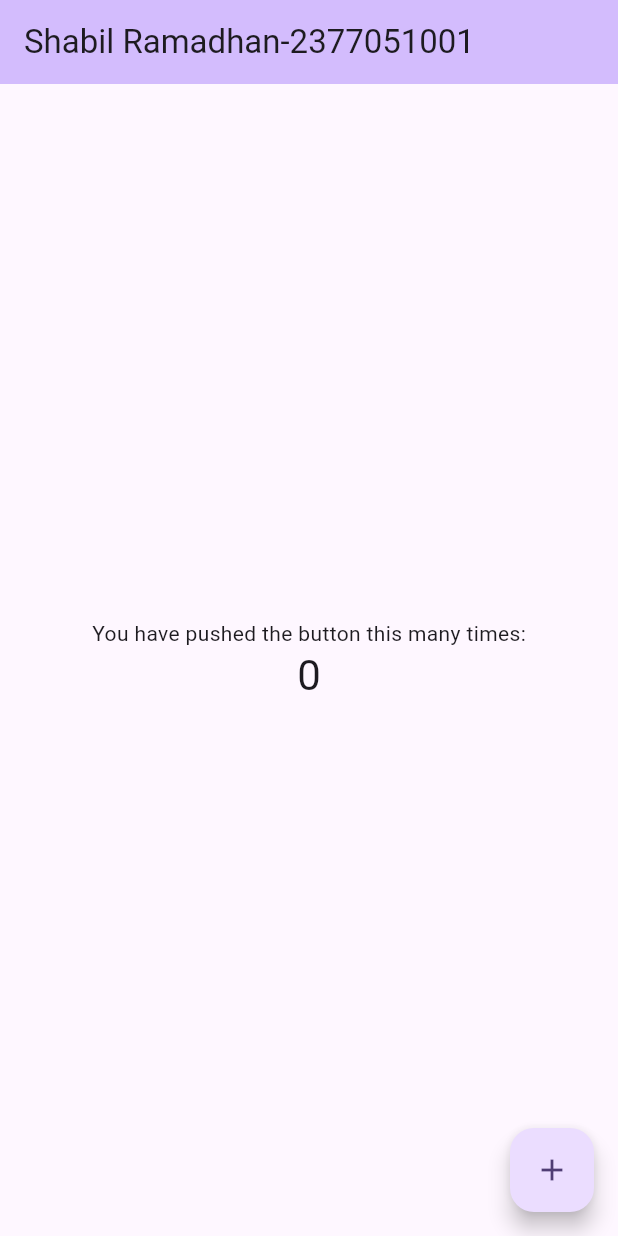
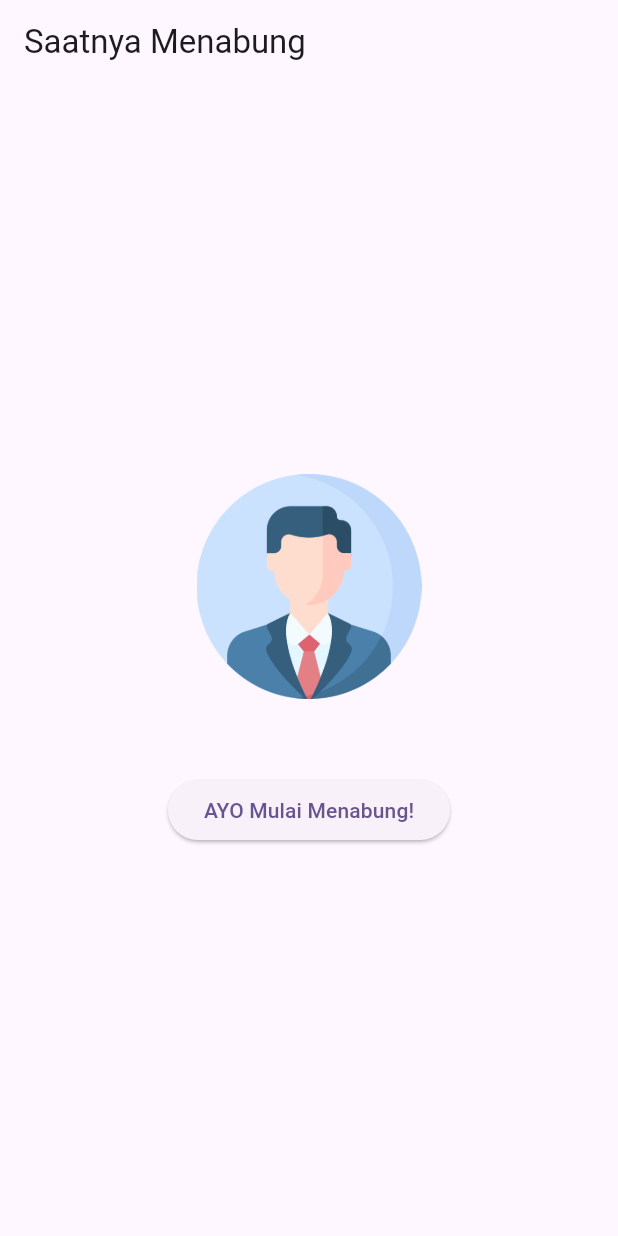
Before and after one commit to shabil24/mola-2377051001, a Flutter app: the screen it shows after launch, on a phone screen of 412 x 824 dp. Run offline on Flutter 3.47's test engine with Material 3 defaults, Android fonts, the phone set to English and light mode, and no system bars.

Commit message:
Pertemuan 3: Basic widget

```diff
--- /dev/null
+++ b/lib/basic_widget.dart
@@ -0,0 +1,31 @@
+import 'package:flutter/material.dart';
+
+class BasicWidget extends StatelessWidget {
+  const BasicWidget({super.key});
+
+  @override
+  Widget build(BuildContext context) {
+    return Scaffold(
+      appBar: AppBar(
+        title: const Text('Saatnya Menabung')
+        ), //AppBar
+      body: Center(
+        child: Column(
+          mainAxisAlignment: MainAxisAlignment.center,
+          children: [
+            Image.asset(
+              'assets/images/logo.png',
+              width: 150,
+              height: 150
+              ),
+            const SizedBox(height: 50),
+            ElevatedButton(
+              onPressed: () {},
+              child: const Text('AYO Mulai Menabung!'),
+            ),
+          ],
+        ),
+      ),
+    );
+  }
+}
--- a/lib/main.dart
+++ b/lib/main.dart
@@ -1,4 +1,7 @@
 import 'package:flutter/material.dart';
+//import 'package:myapp/column_widget.dart'; // ini dipakai
+//import 'package:myapp/row_widget.dart';
+import 'package:myapp/basic_widget.dart';
 
 void main() {
   runApp(const MyApp());
@@ -7,116 +10,16 @@ void main() {
 class MyApp extends StatelessWidget {
   const MyApp({super.key});
 
-  // This widget is the root of your application.
   @override
   Widget build(BuildContext context) {
     return MaterialApp(
-      title: 'Flutter Demo',
+      debugShowCheckedModeBanner: false,
+      title: 'Shabil-2377051001',
       theme: ThemeData(
-        // This is the theme of your application.
-        //
-        // TRY THIS: Try running your application with "flutter run". You'll see
-        // the application has a purple toolbar. Then, without quitting the app,
-        // try changing the seedColor in the colorScheme below to Colors.green
-        // and then invoke "hot reload" (save your changes or press the "hot
-        // reload" button in a Flutter-supported IDE, or press "r" if you used
-        // the command line to start the app).
-        //
-        // Notice that the counter didn't reset back to zero; the application
-        // state is not lost during the reload. To reset the state, use hot
-        // restart instead.
-        //
-        // This works for code too, not just values: Most code changes can be
-        // tested with just a hot reload.
         colorScheme: ColorScheme.fromSeed(seedColor: Colors.deepPurple),
+        useMaterial3: true,
       ),
-      home: const MyHomePage(title: 'Shabil Ramadhan-2377051001'),
+      home: const BasicWidget(), // PAKAI class dari column_widget.dart
     );
   }
 }
-
-class MyHomePage extends StatefulWidget {
-  const MyHomePage({super.key, required this.title});
-
-  // This widget is the home page of your application. It is stateful, meaning
-  // that it has a State object (defined below) that contains fields that affect
-  // how it looks.
-
-  // This class is the configuration for the state. It holds the values (in this
-  // case the title) provided by the parent (in this case the App widget) and
-  // used by the build method of the State. Fields in a Widget subclass are
-  // always marked "final".
-
-  final String title;
-
-  @override
-  State<MyHomePage> createState() => _MyHomePageState();
-}
-
-class _MyHomePageState extends State<MyHomePage> {
-  int _counter = 0;
-
-  void _incrementCounter() {
-    setState(() {
-      // This call to setState tells the Flutter framework that something has
-      // changed in this State, which causes it to rerun the build method below
-      // so that the display can reflect the updated values. If we changed
-      // _counter without calling setState(), then the build method would not be
-      // called again, and so nothing would appear to happen.
-      _counter++;
-    });
-  }
-
-  @override
-  Widget build(BuildContext context) {
-    // This method is rerun every time setState is called, for instance as done
-    // by the _incrementCounter method above.
-    //
-    // The Flutter framework has been optimized to make rerunning build methods
-    // fast, so that you can just rebuild anything that needs updating rather
-    // than having to individually change instances of widgets.
-    return Scaffold(
-      appBar: AppBar(
-        // TRY THIS: Try changing the color here to a specific color (to
-        // Colors.amber, perhaps?) and trigger a hot reload to see the AppBar
-        // change color while the other colors stay the same.
-        backgroundColor: Theme.of(context).colorScheme.inversePrimary,
-        // Here we take the value from the MyHomePage object that was created by
-        // the App.build method, and use it to set our appbar title.
-        title: Text(widget.title),
-      ),
-      body: Center(
-        // Center is a layout widget. It takes a single child and positions it
-        // in the middle of the parent.
-        child: Column(
-          // Column is also a layout widget. It takes a list of children and
-          // arranges them vertically. By default, it sizes itself to fit its
-          // children horizontally, and tries to be as tall as its parent.
-          //
-          // Column has various properties to control how it sizes itself and
-          // how it positions its children. Here we use mainAxisAlignment to
-          // center the children vertically; the main axis here is the vertical
-          // axis because Columns are vertical (the cross axis would be
-          // horizontal).
-          //
-          // TRY THIS: Invoke "debug painting" (choose the "Toggle Debug Paint"
-          // action in the IDE, or press "p" in the console), to see the
-          // wireframe for each widget.
-          mainAxisAlignment: MainAxisAlignment.center,
-          children: <Widget>[
-            const Text('You have pushed the button this many times:'),
-            Text(
-              '$_counter',
-              style: Theme.of(context).textTheme.headlineMedium,
-            ),
-          ],
-        ),
-      ),
-      floatingActionButton: FloatingActionButton(
-        onPressed: _incrementCounter,
-        tooltip: 'Increment',
-        child: const Icon(Icons.add),
-      ), // This trailing comma makes auto-formatting nicer for build methods.
-    );
-  }
-}
--- a/pubspec.yaml
+++ b/pubspec.yaml
@@ -58,7 +58,8 @@ flutter:
   uses-material-design: true
 
   # To add assets to your application, add an assets section, like this:
-  # assets:
+  assets:
+    - assets/images/
   #   - images/a_dot_burr.jpeg
   #   - images/a_dot_ham.jpeg
 
```
Also changed, not shown: lib/column_widget.dart (added, +22 -0 lines), lib/row_widget.dart (added, +22 -0 lines), assets/images/logo.png (added).
